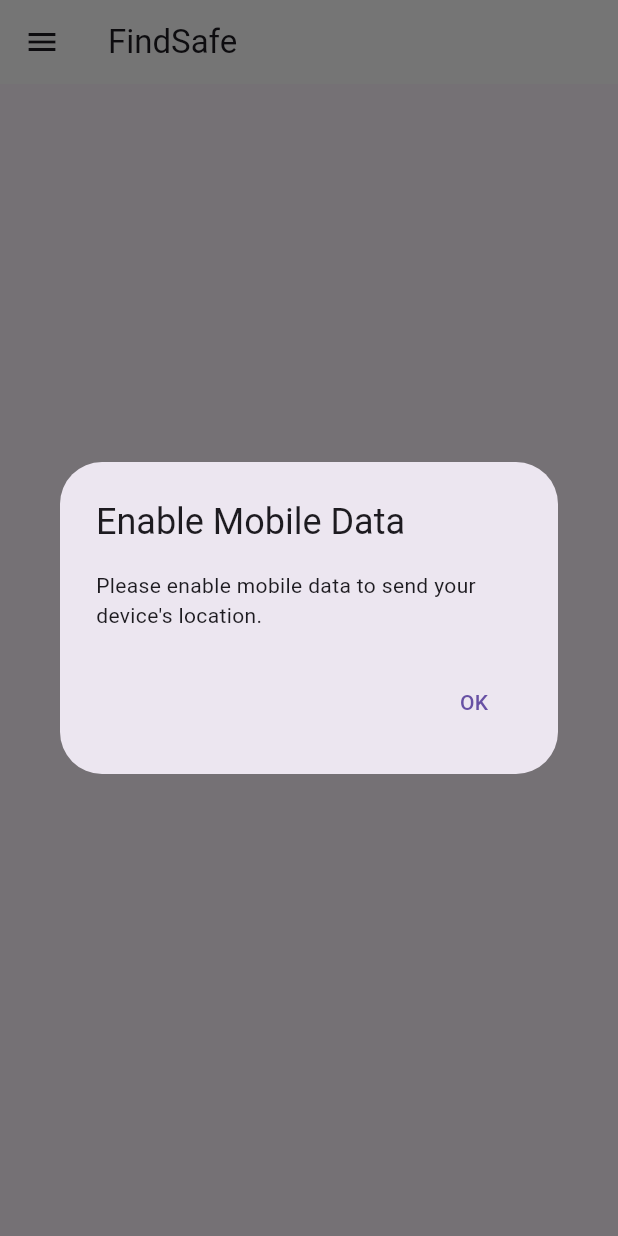
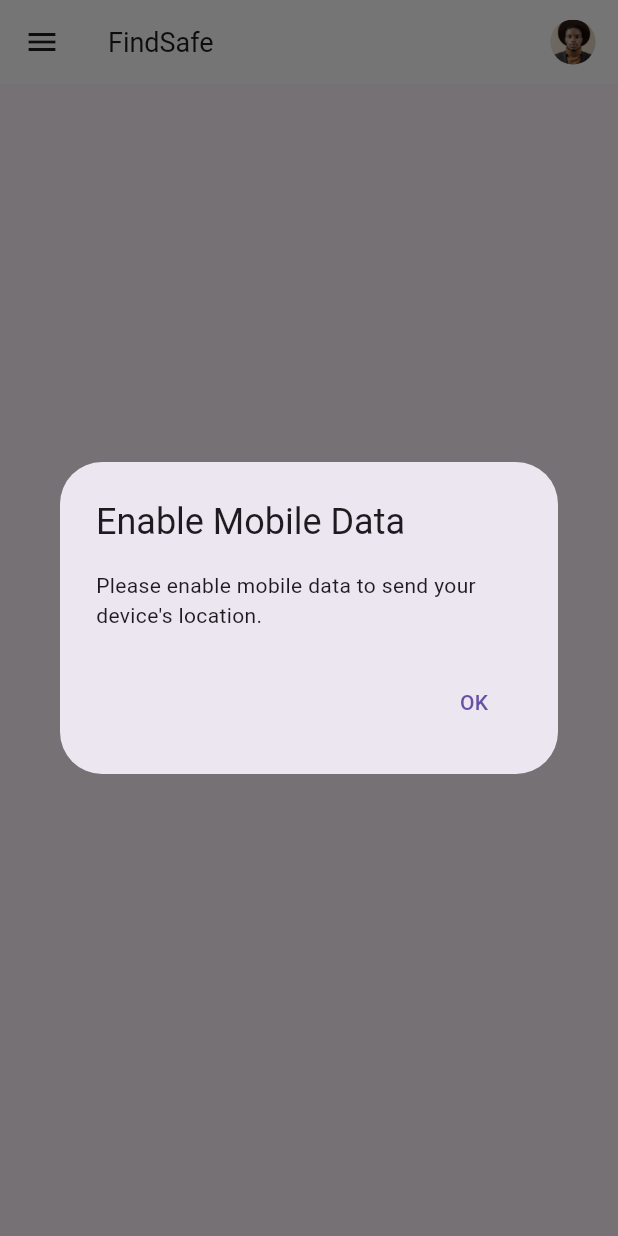
Before and after one commit to pious2847/FindSafe, a Flutter app: the HomeScreen screen opened directly, after a tap on "Request Permissions", on a phone screen of 412 x 824 dp. Run offline on Flutter 3.47's test engine with Material 3 defaults, Android fonts, the phone set to English and light mode, and no system bars; our stand-ins replace flutter_svg, permission_handler, shared_preferences; accounts and stored records are empty.

Commit message:
update 	modified:   lib/screens/home.dart

```diff
--- a/lib/screens/home.dart
+++ b/lib/screens/home.dart
@@ -23,14 +23,15 @@ class _HomeScreenState extends State<HomeScreen> {
       context: context,
       builder: (BuildContext context) {
         return AlertDialog(
-          title: Text("Enable Mobile Data"),
-          content: Text("Please enable mobile data to send your device's location."),
+          title: const Text("Enable Mobile Data"),
+          content:
+              const Text("Please enable mobile data to send your device's location."),
           actions: <Widget>[
             TextButton(
               onPressed: () {
                 Navigator.of(context).pop();
               },
-              child: Text("OK"),
+              child: const Text("OK"),
             ),
           ],
         );
@@ -41,15 +42,8 @@ class _HomeScreenState extends State<HomeScreen> {
   @override
   Widget build(BuildContext context) {
     return Scaffold(
-      drawer: NavBar(),
-      appBar: AppBar(
-        title: const Text("FindSafe", style: TextStyle(fontWeight: FontWeight.w400),),
-        backgroundColor: Colors.white,
-        actions: [
-
-        ],
-        elevation: 0.0,
-      ),
+      drawer: const NavBar(),
+      appBar: _AppBar(),
       body: Center(
         child: ElevatedButton(
           onPressed: () async {
@@ -65,4 +59,28 @@ class _HomeScreenState extends State<HomeScreen> {
       ),
     );
   }
+
+  AppBar _AppBar() {
+    return AppBar(
+      title: const Text(
+        "FindSafe",
+        style: TextStyle(fontWeight: FontWeight.w400, fontSize: 18),
+      ),
+      backgroundColor: Colors.white,
+      actions: const [
+        SizedBox(
+          width: 60,
+          child: Padding(
+            padding: EdgeInsets.all(13.0),
+            child: CircleAvatar(
+              backgroundImage: AssetImage(
+                'assets/images/avatar.jpg',
+              ),
+            ),
+          ),
+        )
+      ],
+      elevation: 0.0,
+    );
+  }
 }
```
